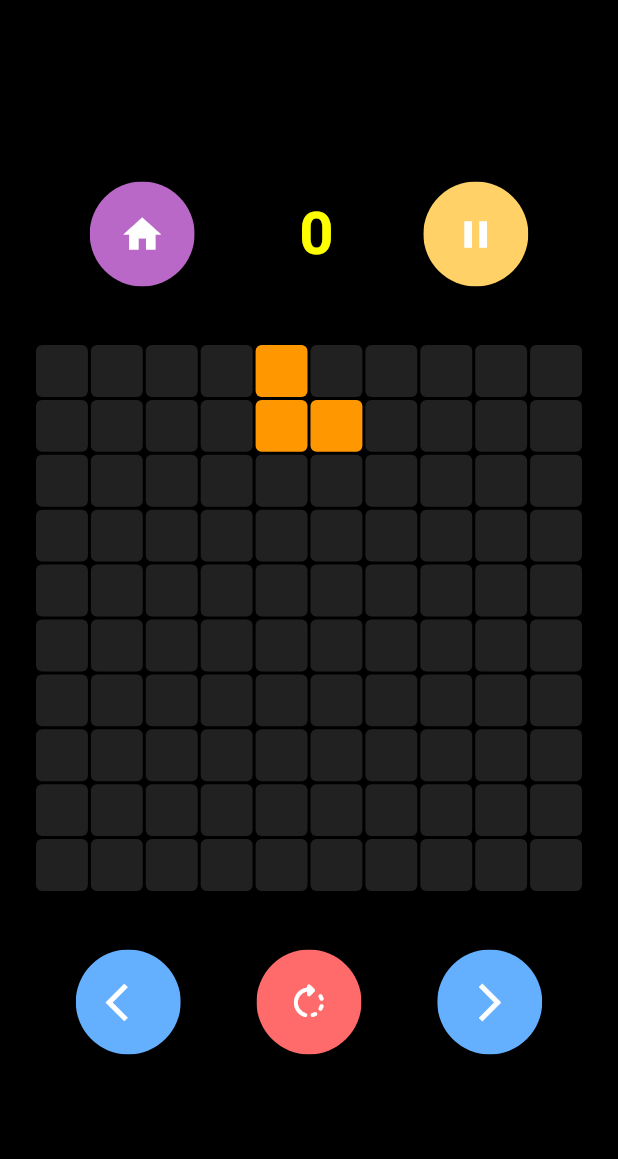
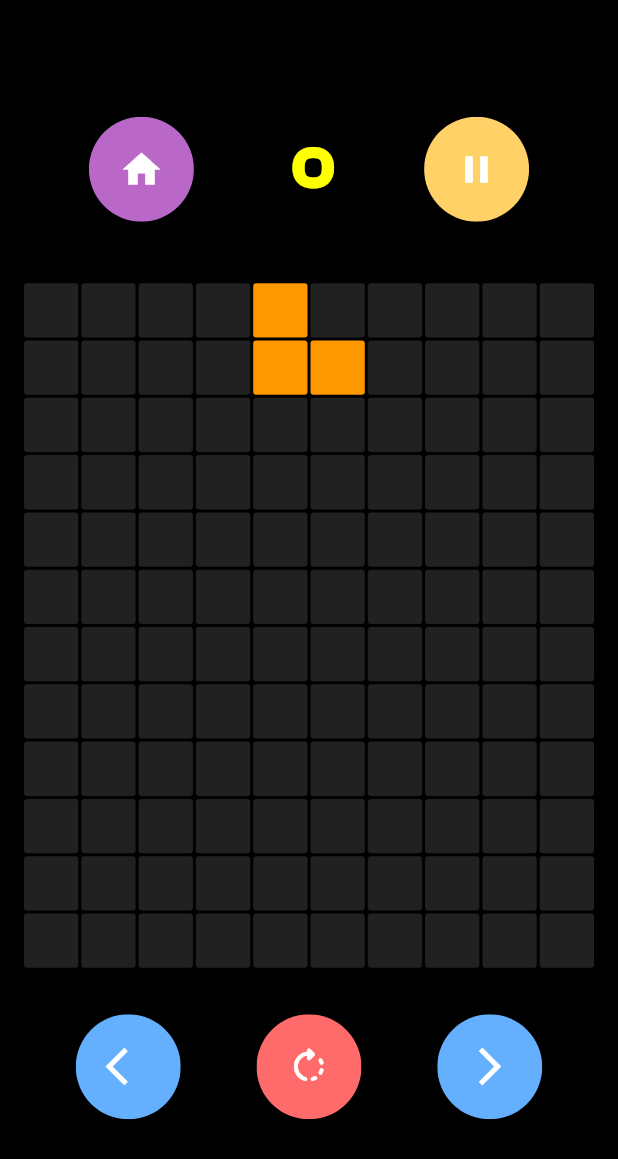
Before and after one commit to pozadkey/block_rush, a Flutter app: the screen it shows after launch, after a tap on "START GAME", on a phone screen of 412 x 824 dp. Shown: the top 1159 px of the screen. Run offline on Flutter 3.47's test engine with Material 2 defaults, Android fonts, the phone set to English and light mode, and no system bars; Roboto replaces fonts that are missing (Gordita).

Commit message:
fixed responsiveness bug and changed font styles

```diff
--- a/lib/components/button.dart
+++ b/lib/components/button.dart
@@ -38,6 +38,8 @@ class MyButton extends StatelessWidget {
               color: textColor,
               fontWeight: FontWeight.bold,
               fontSize: 18,
+              letterSpacing: 0.2,
+              fontFamily: 'ClashDisplay',
             ),
           ),
         ),
--- a/lib/components/piece.dart
+++ b/lib/components/piece.dart
@@ -1,5 +1,5 @@
 import 'package:block_rush/screens/game_board.dart';
-import 'package:block_rush/values.dart';
+import 'package:block_rush/constants/values.dart';
 import 'package:flutter/material.dart';
 
 class Piece {
--- a/lib/components/pixel.dart
+++ b/lib/components/pixel.dart
@@ -1,18 +1,20 @@
 import 'package:flutter/material.dart';
 
 class Pixel extends StatelessWidget {
-   // ignore: prefer_typing_uninitialized_variables
+  // ignore: prefer_typing_uninitialized_variables
 
   final Color? color;
-   const Pixel({super.key, required this.color, });
+  const Pixel({
+    super.key,
+    required this.color,
+  });
 
   @override
   Widget build(BuildContext context) {
     return Container(
       decoration:
-          BoxDecoration(color: color, borderRadius: BorderRadius.circular(4)),
+          BoxDecoration(color: color, borderRadius: BorderRadius.circular(2)),
       margin: const EdgeInsets.all(1.0),
-
     );
   }
 }
--- a/lib/values.dart
+++ b/lib/constants/values.dart
@@ -2,7 +2,7 @@ import 'package:flutter/material.dart';
 
 // Grid dimensions
 int rowLength = 10;
-int colLength = 10;
+int colLength = 12;
 
 enum Direction { left, right, down }
 
--- a/lib/main.dart
+++ b/lib/main.dart
@@ -1,6 +1,7 @@
 import 'package:flutter/material.dart';
 import 'package:flutter/services.dart';
 import 'screens/home_screen.dart';
+import 'themes/theme.dart';
 
 void main() {
   WidgetsFlutterBinding.ensureInitialized();
@@ -16,9 +17,7 @@ class MyApp extends StatelessWidget {
   @override
   Widget build(BuildContext context) {
     return MaterialApp(
-        theme: ThemeData(
-          fontFamily: 'Gordita',
-        ),
+        theme: theme,
         debugShowCheckedModeBanner: false,
         home: const HomeScreen());
   }
--- a/lib/responsive/responsive.dart
+++ b/lib/responsive/responsive.dart
@@ -2,20 +2,20 @@ import 'package:flutter/material.dart';
 
 class Responsive extends StatelessWidget {
   final Widget child;
+  final BoxConstraints? constraints;
   const Responsive({
     Key? key,
-    required this.child,
+    required this.child, this.constraints,
   }) : super(key: key);
 
   @override
   Widget build(BuildContext context) {
-    double width = MediaQuery.sizeOf(context).width;
     return Center(
       // Constraint widgets to maximum width
       child: ConstrainedBox(
-        constraints: width <= 400
-            ? const BoxConstraints(maxWidth: 600)
-            : const BoxConstraints(maxWidth: 500, maxHeight: 500),
+        constraints: constraints?? const BoxConstraints(
+          maxWidth: 600,
+        ),
         child: Padding(
           padding: const EdgeInsets.all(10.0),
           child: child,
--- a/lib/screens/game_board.dart
+++ b/lib/screens/game_board.dart
@@ -5,7 +5,7 @@ import 'package:block_rush/components/piece.dart';
 import 'package:block_rush/components/pixel.dart';
 import 'package:block_rush/responsive/responsive.dart';
 import 'package:block_rush/screens/home_screen.dart';
-import 'package:block_rush/values.dart';
+import 'package:block_rush/constants/values.dart';
 import 'package:flutter/material.dart';
 
 /*
@@ -36,33 +36,38 @@ class _GameBoardState extends State<GameBoard> {
       color: Colors.red[800],
       fontSize: 40,
       fontWeight: FontWeight.w800,
+      fontFamily: 'ClashDisplay',
       letterSpacing: 0.5);
 
   // Game Paused message
   final gamePausedHeaderText = const TextStyle(
       color: Color.fromARGB(255, 255, 231, 13),
       fontSize: 40,
+      fontFamily: 'ClashDisplay',
       letterSpacing: 0.5,
       fontWeight: FontWeight.w800);
 
   final difficultyLevelHeaderText = const TextStyle(
     color: Color.fromARGB(255, 255, 255, 255),
     fontSize: 20,
+    fontFamily: 'ClashDisplay',
     fontWeight: FontWeight.w600,
   );
 
   // Score Text
   final scoreText = const TextStyle(
-      color: Colors.white,
-      fontSize: 32,
+      color: Colors.yellowAccent,
+      fontSize: 64,
+      fontFamily: 'ClashDisplay',
       fontWeight: FontWeight.w500,
       letterSpacing: 0.5);
 
   // Difficulty level  Text
   final difficultyLevelText = const TextStyle(
       color: Colors.white,
-      fontSize: 16,
+      fontSize: 18,
       fontWeight: FontWeight.w500,
+      fontFamily: 'ClashDisplay',
       letterSpacing: 0.2);
 
   // Current board piece
@@ -79,6 +84,9 @@ class _GameBoardState extends State<GameBoard> {
 
   // Active Game difficulty selection color
   Color difficultyLevel = Colors.purpleAccent;
+
+  // Create a random number generator
+  Random random = Random();
 
   @override
   void initState() {
@@ -284,9 +292,9 @@ class _GameBoardState extends State<GameBoard> {
       context: context,
       builder: (context) => Dialog(
         backgroundColor: Colors.transparent,
-        child: ConstrainedBox(
+        child: Responsive(
           constraints: const BoxConstraints(
-            maxWidth: 500,
+            maxWidth: 400,
           ),
           child: Container(
             padding: const EdgeInsets.symmetric(horizontal: 10, vertical: 30),
@@ -369,7 +377,7 @@ class _GameBoardState extends State<GameBoard> {
                 ),
                 FittedBox(
                   child: Text(
-                    'DIFFICULTY LEVEL',
+                    'DIFFICULTY  LEVEL:',
                     style: difficultyLevelHeaderText,
                     textAlign: TextAlign.center,
                   ),
@@ -477,14 +485,11 @@ class _GameBoardState extends State<GameBoard> {
         context: context,
         builder: (context) => Dialog(
               backgroundColor: Colors.transparent,
-              child: ConstrainedBox(
-                constraints: const BoxConstraints(
-                  maxWidth: 500,
-                ),
+              child: Responsive(
                 child: Container(
                   padding:
                       const EdgeInsets.symmetric(horizontal: 10, vertical: 30),
-                  height: 300,
+                  height: 400,
                   decoration: BoxDecoration(
                     border: Border.all(
                       color: const Color.fromARGB(
@@ -495,6 +500,8 @@ class _GameBoardState extends State<GameBoard> {
                         255, 22, 22, 22), // Dialog background color
                     borderRadius: BorderRadius.circular(15.0),
                   ),
+                  child: Padding(
+                    padding: const EdgeInsets.all(20),
                     child: Column(
                       mainAxisAlignment: MainAxisAlignment.spaceBetween,
                       crossAxisAlignment: CrossAxisAlignment.center,
@@ -506,12 +513,18 @@ class _GameBoardState extends State<GameBoard> {
                             textAlign: TextAlign.center,
                           ),
                         ),
+                        const SizedBox(
+                          height: 20,
+                        ),
                         FittedBox(
                           child: Text(
-                          'Score: ${currentScore * 10}'.toString(),
+                            '${currentScore * 5}'.toString(),
                             style: scoreText,
                             textAlign: TextAlign.center,
                           ),
+                        ),
+                        const SizedBox(
+                          height: 20,
                         ),
                         FittedBox(
                           child: Row(
@@ -548,6 +561,7 @@ class _GameBoardState extends State<GameBoard> {
                     ),
                   ),
                 ),
+              ),
             ));
   }
 
@@ -556,6 +570,9 @@ class _GameBoardState extends State<GameBoard> {
     return Scaffold(
       backgroundColor: Colors.black,
       body: SafeArea(
+        child: Center(
+          child: AspectRatio(
+            aspectRatio: 0.56,
             child: Column(
               mainAxisAlignment: MainAxisAlignment.center,
               crossAxisAlignment: CrossAxisAlignment.center,
@@ -565,6 +582,8 @@ class _GameBoardState extends State<GameBoard> {
                   constraints: const BoxConstraints(
                     maxWidth: 500,
                   ),
+                  child: Padding(
+                    padding: const EdgeInsets.symmetric(vertical: 10),
                     child: Row(
                       mainAxisAlignment: MainAxisAlignment.spaceEvenly,
                       children: [
@@ -583,10 +602,11 @@ class _GameBoardState extends State<GameBoard> {
 
                         // Score Display
                         Text(
-                    ' ${currentScore * 10}'.toString(),
+                          ' ${currentScore * 5}'.toString(),
                           style: const TextStyle(
                               color: Colors.yellowAccent,
                               fontSize: 40,
+                              fontFamily: 'ClashDisplay',
                               fontWeight: FontWeight.bold),
                         ),
 
@@ -602,13 +622,12 @@ class _GameBoardState extends State<GameBoard> {
                       ],
                     ),
                   ),
+                ),
                 const SizedBox(
                   height: 20,
                 ),
                 // Game Grid
-            Padding(
-              padding: const EdgeInsets.all(8.0),
-              child: Responsive(
+                Responsive(
                   child: GridView.builder(
                     padding: const EdgeInsets.symmetric(horizontal: 5),
                     shrinkWrap: true,
@@ -637,15 +656,16 @@ class _GameBoardState extends State<GameBoard> {
                     },
                   ),
                 ),
-            ),
                 const SizedBox(
-              height: 20,
+                  height: 10,
                 ),
                 // Game Controls
                 ConstrainedBox(
                   constraints: const BoxConstraints(
                     maxWidth: 500,
                   ),
+                  child: Padding(
+                    padding: const EdgeInsets.symmetric(vertical: 10),
                     child: Row(
                       mainAxisAlignment: MainAxisAlignment.spaceEvenly,
                       children: [
@@ -675,7 +695,10 @@ class _GameBoardState extends State<GameBoard> {
                       ],
                     ),
                   ),
+                ),
               ],
+            ),
+          ),
         ),
       ),
     );
--- a/lib/screens/home_screen.dart
+++ b/lib/screens/home_screen.dart
@@ -10,8 +10,9 @@ class HomeScreen extends StatelessWidget {
   @override
   Widget build(BuildContext context) {
     return Scaffold(
-      backgroundColor: Colors.transparent,
+      backgroundColor: Colors.black,
       body: SafeArea(
+        child: Center(
           child: Stack(
             children: [
               // Background Image
@@ -28,6 +29,8 @@ class HomeScreen extends StatelessWidget {
                 ),
               ),
               Center(
+                child: AspectRatio(
+                  aspectRatio: 0.56,
                   child: Column(
                     crossAxisAlignment: CrossAxisAlignment.center,
                     mainAxisAlignment: MainAxisAlignment.center,
@@ -37,14 +40,10 @@ class HomeScreen extends StatelessWidget {
                         'assets/images/logo.png',
                         width: 500,
                       ),
-                  const Text(
+                      Text(
                         'BLOCK RUSH',
                         textAlign: TextAlign.center,
-                    style: TextStyle(
-                      color: Color.fromARGB(255, 255, 255, 255),
-                      fontSize: 54,
-                      fontWeight: FontWeight.bold,
-                    ),
+                        style: Theme.of(context).textTheme.displayLarge,
                       ),
                       const SizedBox(height: 40),
                       buildGameButton(
@@ -56,7 +55,9 @@ class HomeScreen extends StatelessWidget {
                     ],
                   ),
                 ),
+              ),
             ],
+          ),
         ),
       ),
     );
--- /dev/null
+++ b/lib/themes/theme.dart
@@ -0,0 +1,23 @@
+import 'package:flutter/material.dart';
+
+// Default app theme
+ThemeData theme = ThemeData(
+  brightness: Brightness.dark,
+  appBarTheme: const AppBarTheme(backgroundColor: Colors.black),
+  colorScheme: ColorScheme.dark(
+      background: Colors.black,
+      primary: Colors.grey[900]!,
+      secondary: Colors.grey[800]!),
+
+  // Text Theme
+  textTheme: const TextTheme(
+    // Header text style
+    displayLarge: TextStyle(
+        fontSize: 54,
+        color: Color.fromRGBO(255, 255, 255, 1),
+        fontFamily: 'ClashDisplay',
+        fontWeight: FontWeight.w700,
+        letterSpacing: 0.2),
+
+  ),
+);
```
Also changed, not shown: assets/fonts/Gordita-Black.otf (deleted), assets/fonts/Gordita-Bold.otf (deleted), assets/fonts/Gordita-Medium.otf (deleted), assets/fonts/Gordita-Regular.otf (deleted), assets/fonts/Lexend-Black.ttf (deleted), assets/fonts/Lexend-Bold.ttf (deleted), assets/fonts/Lexend-ExtraBold.ttf (deleted), assets/fonts/Lexend-Medium.ttf (deleted), assets/fonts/Lexend-Regular.ttf (deleted), assets/fonts/Lexend-SemiBold.ttf (deleted). Lines whose indentation alone changed are shown as unchanged.
